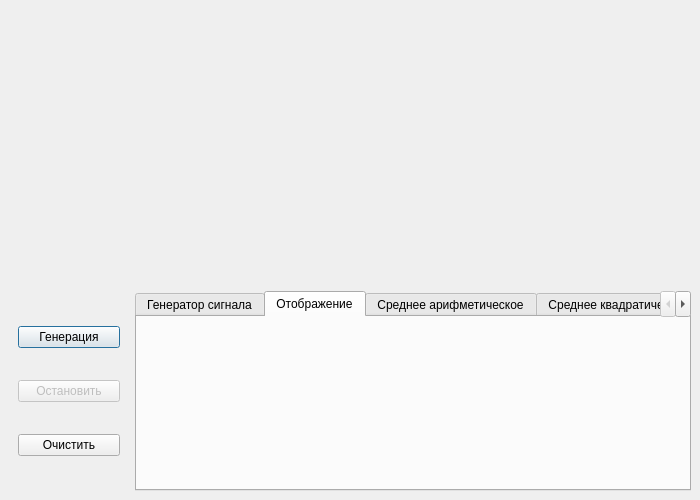
This is filtsim/mainwindow.ui in cliffanet/filter as Qt 5 draws it before an edit. The edited form follows.
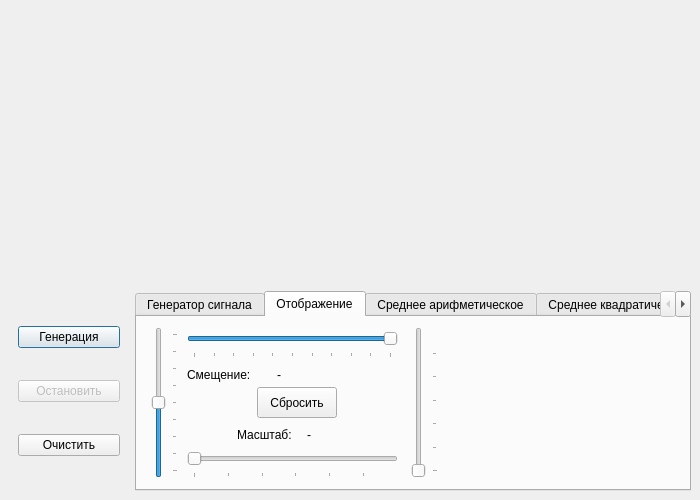
This is the edited form. The open tabs and pages were chosen to show the change. Custom widgets are drawn as their Qt base class.

Commit message: смещение и масштабирование графика

Diff of the .ui file:
```diff
--- a/filtsim/mainwindow.ui
+++ b/filtsim/mainwindow.ui
@@ -363,6 +363,171 @@
           <attribute name="title">
            <string>Отображение</string>
           </attribute>
+          <widget class="QSlider" name="slOffsetX">
+           <property name="geometry">
+            <rect>
+             <x>50</x>
+             <y>10</y>
+             <width>211</width>
+             <height>31</height>
+            </rect>
+           </property>
+           <property name="minimum">
+            <number>-2000</number>
+           </property>
+           <property name="maximum">
+            <number>0</number>
+           </property>
+           <property name="orientation">
+            <enum>Qt::Horizontal</enum>
+           </property>
+           <property name="tickPosition">
+            <enum>QSlider::TicksBelow</enum>
+           </property>
+           <property name="tickInterval">
+            <number>200</number>
+           </property>
+          </widget>
+          <widget class="QSlider" name="slOffsetY">
+           <property name="geometry">
+            <rect>
+             <x>10</x>
+             <y>10</y>
+             <width>31</width>
+             <height>151</height>
+            </rect>
+           </property>
+           <property name="minimum">
+            <number>-2000</number>
+           </property>
+           <property name="maximum">
+            <number>2000</number>
+           </property>
+           <property name="orientation">
+            <enum>Qt::Vertical</enum>
+           </property>
+           <property name="tickPosition">
+            <enum>QSlider::TicksBelow</enum>
+           </property>
+           <property name="tickInterval">
+            <number>500</number>
+           </property>
+          </widget>
+          <widget class="QLabel" name="labTOffset">
+           <property name="geometry">
+            <rect>
+             <x>50</x>
+             <y>50</y>
+             <width>81</width>
+             <height>16</height>
+            </rect>
+           </property>
+           <property name="text">
+            <string>Смещение:</string>
+           </property>
+          </widget>
+          <widget class="QLabel" name="labVOffset">
+           <property name="geometry">
+            <rect>
+             <x>140</x>
+             <y>50</y>
+             <width>121</width>
+             <height>16</height>
+            </rect>
+           </property>
+           <property name="text">
+            <string>-</string>
+           </property>
+          </widget>
+          <widget class="QSlider" name="slScaleY">
+           <property name="geometry">
+            <rect>
+             <x>270</x>
+             <y>10</y>
+             <width>31</width>
+             <height>151</height>
+            </rect>
+           </property>
+           <property name="minimum">
+            <number>100</number>
+           </property>
+           <property name="maximum">
+            <number>3000</number>
+           </property>
+           <property name="orientation">
+            <enum>Qt::Vertical</enum>
+           </property>
+           <property name="tickPosition">
+            <enum>QSlider::TicksBelow</enum>
+           </property>
+           <property name="tickInterval">
+            <number>500</number>
+           </property>
+          </widget>
+          <widget class="QSlider" name="slScaleX">
+           <property name="geometry">
+            <rect>
+             <x>50</x>
+             <y>130</y>
+             <width>211</width>
+             <height>31</height>
+            </rect>
+           </property>
+           <property name="minimum">
+            <number>100</number>
+           </property>
+           <property name="maximum">
+            <number>3000</number>
+           </property>
+           <property name="orientation">
+            <enum>Qt::Horizontal</enum>
+           </property>
+           <property name="tickPosition">
+            <enum>QSlider::TicksBelow</enum>
+           </property>
+           <property name="tickInterval">
+            <number>500</number>
+           </property>
+          </widget>
+          <widget class="QLabel" name="labTScale">
+           <property name="geometry">
+            <rect>
+             <x>100</x>
+             <y>110</y>
+             <width>71</width>
+             <height>16</height>
+            </rect>
+           </property>
+           <property name="text">
+            <string>Масштаб:</string>
+           </property>
+          </widget>
+          <widget class="QLabel" name="labVScale">
+           <property name="geometry">
+            <rect>
+             <x>170</x>
+             <y>110</y>
+             <width>91</width>
+             <height>16</height>
+            </rect>
+           </property>
+           <property name="text">
+            <string>-</string>
+           </property>
+          </widget>
+          <widget class="QPushButton" name="btnViewReset">
+           <property name="geometry">
+            <rect>
+             <x>120</x>
+             <y>70</y>
+             <width>80</width>
+             <height>31</height>
+            </rect>
+           </property>
+           <property name="text">
+            <string>Сбросить</string>
+           </property>
+          </widget>
          </widget>
          <widget class="QWidget" name="tabAverage">
           <attribute name="title">
@@ -562,7 +727,7 @@
          </widget>
          <widget class="QWidget" name="tabLtSqrt">
           <attribute name="title">
-           <string>Метод наименьших квадраты</string>
+           <string>Метод наименьших квадратов</string>
           </attribute>
           <widget class="QComboBox" name="cmbLtSqrtType">
            <property name="geometry">
```
The commit also changes 4 other files.
